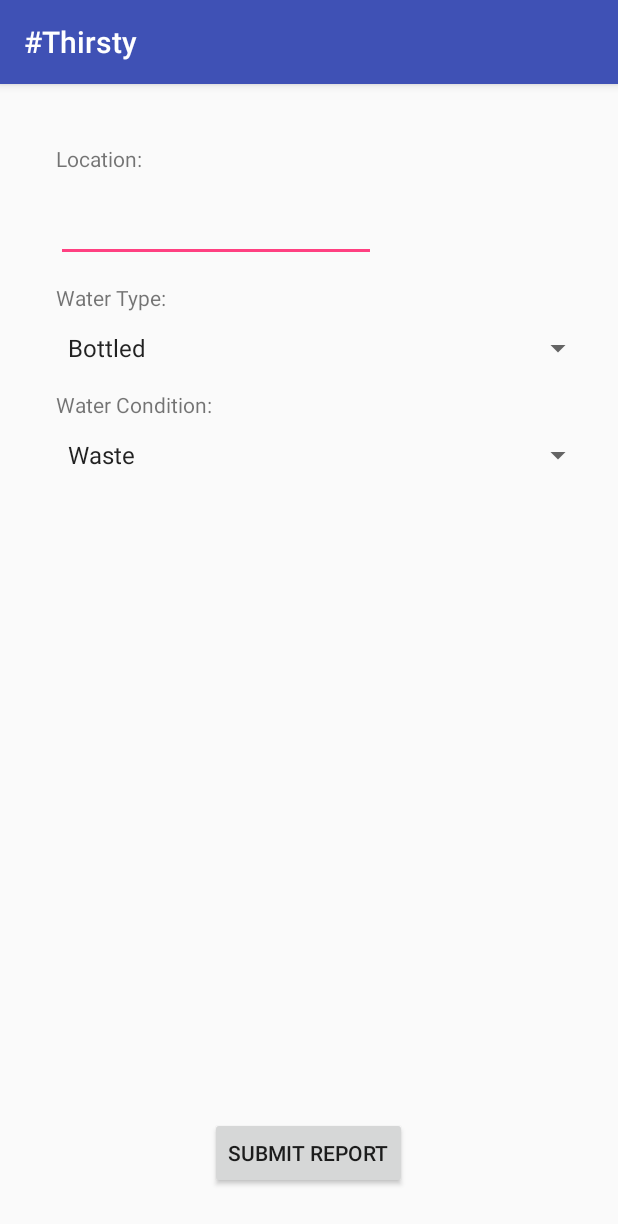
After one commit to OmarB97/TeamHighKey25, an Android app: the SubmitWaterSourceReport screen opened directly, with no data from a screen before it, on a phone screen of 412 x 824 dp. The commit adds this screen. Shown: the top 1224 px of the screen. Run offline under Robolectric (Android 15) with nearby library versions, the phone set to English and light mode, and no system bars.

Commit message:
Completed User Report Submit, User Report View

```diff
--- a/#Thirsty/app/src/main/AndroidManifest.xml
+++ b/#Thirsty/app/src/main/AndroidManifest.xml
@@ -20,8 +20,10 @@
         <activity android:name=".Bad_login" />
         <activity android:name=".Registration_screen1" />
         <activity android:name=".Update_password" />
-        <activity android:name=".Update_email">
-        </activity>
+        <activity android:name=".Update_email" />
+        <activity android:name=".WelcomeScreenLoggedIn" />
+        <activity android:name=".SubmitWaterSourceReport" />
+        <activity android:name=".UserReportView"></activity>
     </application>
 
 </manifest>
--- a/#Thirsty/app/src/main/java/com/example/user/thirsty/Login.java
+++ b/#Thirsty/app/src/main/java/com/example/user/thirsty/Login.java
@@ -36,7 +36,7 @@ public class Login extends AppCompatActivity {
             String pass = passPrep.getText().toString();
 
             if (WelcomeScreen.users.getUser(user) && WelcomeScreen.users.getPassword(user, pass)) {
-                Intent i = new Intent(Login.this, Successful_login.class);
+                Intent i = new Intent(Login.this, WelcomeScreenLoggedIn.class);
                 user = " " + user;
                 i.putExtra("Username", user);
                 startActivity(i);
--- /dev/null
+++ b/#Thirsty/app/src/main/java/com/example/user/thirsty/SubmitWaterSourceReport.java
@@ -0,0 +1,62 @@
+package com.example.user.thirsty;
+
+import android.content.Intent;
+import android.support.v7.app.AppCompatActivity;
+import android.os.Bundle;
+import android.view.View;
+import android.widget.ArrayAdapter;
+import android.widget.EditText;
+import android.widget.Spinner;
+import android.widget.Toast;
+
+import java.util.Arrays;
+import java.util.List;
+
+public class SubmitWaterSourceReport extends AppCompatActivity {
+    public List<String> legalTypes = Arrays.asList("Bottled", "Well", "Stream", "Lake", "Spring", "Other");
+    public List<String> legalConditions = Arrays.asList("Waste", "Treatable-Clear", "Treatable-Muddy", "Potable");
+    private Spinner typeSpinner;
+    private Spinner conditionSpinner;
+
+    @Override
+    protected void onCreate(Bundle savedInstanceState) {
+        super.onCreate(savedInstanceState);
+        setContentView(R.layout.activity_submit_water_source_report);
+
+        typeSpinner = (Spinner) findViewById(R.id.typeSpinner);
+        ArrayAdapter<String> adapter = new ArrayAdapter(this,android.R.layout.simple_spinner_item, legalTypes);
+        adapter.setDropDownViewResource(android.R.layout.simple_spinner_dropdown_item);
+        typeSpinner.setAdapter(adapter);
+
+        conditionSpinner = (Spinner) findViewById(R.id.conditionSpinner);
+        ArrayAdapter<String> adapter2 = new ArrayAdapter(this,android.R.layout.simple_spinner_item, legalConditions);
+        adapter.setDropDownViewResource(android.R.layout.simple_spinner_dropdown_item);
+        conditionSpinner.setAdapter(adapter2);
+    }
+
+    public void onButtonClick(View view) {
+        if (view.getId() == R.id.submit) {
+            EditText locationPrep = (EditText) findViewById(R.id.location_field);
+            String location = locationPrep.getText().toString();
+
+            String user = getIntent().getStringExtra("Username");
+
+            String waterType = (String) typeSpinner.getSelectedItem();
+            String waterCondition = (String) conditionSpinner.getSelectedItem();
+
+            if (location.length() > 0 ) {
+                WelcomeScreen.activeSourceReportList.addReport(new WaterSourceReport(location, waterType, waterCondition, user.substring(1)));
+                Toast reportCreated = Toast.makeText(SubmitWaterSourceReport.this,
+                        "Report successfully created!", Toast.LENGTH_SHORT);
+                reportCreated.show();
+                Intent i = new Intent(SubmitWaterSourceReport.this, WelcomeScreenLoggedIn.class);
+                i.putExtra("Username", user);
+                startActivity(i);
+            } else {
+                Toast.makeText(this, "Please insert a location", Toast.LENGTH_SHORT).show();
+            }
+        }
+    }
+
+
+}
--- a/#Thirsty/app/src/main/java/com/example/user/thirsty/WelcomeScreen.java
+++ b/#Thirsty/app/src/main/java/com/example/user/thirsty/WelcomeScreen.java
@@ -14,6 +14,7 @@ import android.view.View;
 public class WelcomeScreen extends AppCompatActivity {
 
     public static UserDataBase users = new UserDataBase();
+    public static WaterSourceReportList activeSourceReportList = new WaterSourceReportList();
 
     @Override
     protected void onCreate(Bundle savedInstanceState) {
--- /dev/null
+++ b/#Thirsty/app/src/main/res/layout/activity_submit_water_source_report.xml
@@ -0,0 +1,76 @@
+<?xml version="1.0" encoding="utf-8"?>
+<RelativeLayout xmlns:android="http://schemas.android.com/apk/res/android"
+    xmlns:tools="http://schemas.android.com/tools"
+    android:id="@+id/activity_submit_water_source_report"
+    android:layout_width="match_parent"
+    android:layout_height="match_parent"
+    android:paddingBottom="@dimen/activity_vertical_margin"
+    android:paddingLeft="@dimen/activity_horizontal_margin"
+    android:paddingRight="@dimen/activity_horizontal_margin"
+    android:paddingTop="@dimen/activity_vertical_margin"
+    tools:context="com.example.user.thirsty.SubmitWaterSourceReport">
+
+    <Button
+        android:text="Submit Report"
+        android:layout_width="wrap_content"
+        android:layout_height="wrap_content"
+        android:layout_alignParentBottom="true"
+        android:layout_centerHorizontal="true"
+        android:layout_marginBottom="15dp"
+        android:id="@+id/submit"
+        android:onClick="onButtonClick" />
+
+    <TextView
+        android:text="Location:"
+        android:layout_width="wrap_content"
+        android:layout_height="wrap_content"
+        android:layout_alignParentTop="true"
+        android:layout_alignParentStart="true"
+        android:layout_marginStart="21dp"
+        android:layout_marginTop="24dp"
+        android:id="@+id/textView7" />
+
+    <EditText
+        android:layout_width="wrap_content"
+        android:layout_height="wrap_content"
+        android:inputType="textPersonName"
+        android:ems="10"
+        android:id="@+id/location_field"
+        android:layout_below="@+id/textView7"
+        android:layout_alignStart="@+id/textView7"
+        android:layout_marginTop="14dp" />
+
+    <TextView
+        android:text="Water Type:"
+        android:layout_width="wrap_content"
+        android:layout_height="wrap_content"
+        android:layout_below="@+id/location_field"
+        android:layout_alignStart="@+id/location_field"
+        android:layout_marginTop="14dp"
+        android:id="@+id/textView8" />
+
+    <Spinner
+        android:layout_width="match_parent"
+        android:layout_height="wrap_content"
+        android:layout_below="@+id/textView8"
+        android:layout_alignStart="@+id/textView8"
+        android:layout_marginTop="12dp"
+        android:id="@+id/typeSpinner" />
+
+    <TextView
+        android:text="Water Condition:"
+        android:layout_width="wrap_content"
+        android:layout_height="wrap_content"
+        android:layout_marginTop="16dp"
+        android:id="@+id/textView9"
+        android:layout_below="@+id/typeSpinner"
+        android:layout_alignStart="@+id/typeSpinner" />
+
+    <Spinner
+        android:layout_width="match_parent"
+        android:layout_height="wrap_content"
+        android:id="@+id/conditionSpinner"
+        android:layout_marginTop="12dp"
+        android:layout_below="@+id/textView9"
+        android:layout_alignStart="@+id/textView9" />
+</RelativeLayout>
--- /dev/null
+++ b/#Thirsty/app/src/main/res/layout/items.xml
@@ -0,0 +1,6 @@
+<?xml version="1.0" encoding="utf-8"?>
+<TextView xmlns:android="http://schemas.android.com/apk/res/android"
+    android:layout_width="match_parent"
+    android:layout_height="match_parent">
+
+</TextView>
```
Also changed, not shown: #Thirsty/app/src/main/java/com/example/user/thirsty/UserReportView.java (added, +46 -0 lines), #Thirsty/app/src/main/java/com/example/user/thirsty/WaterSourceReport.java (+34 -2 lines), #Thirsty/app/src/main/java/com/example/user/thirsty/WaterSourceReportList.java (added, +31 -0 lines), #Thirsty/app/src/main/java/com/example/user/thirsty/WelcomeScreenLoggedIn.java (added, +40 -0 lines), #Thirsty/app/src/main/res/layout/activity_user_report_view.xml (added, +20 -0 lines), #Thirsty/app/src/main/res/layout/activity_welcome_screen_logged_in.xml (added, +51 -0 lines).
